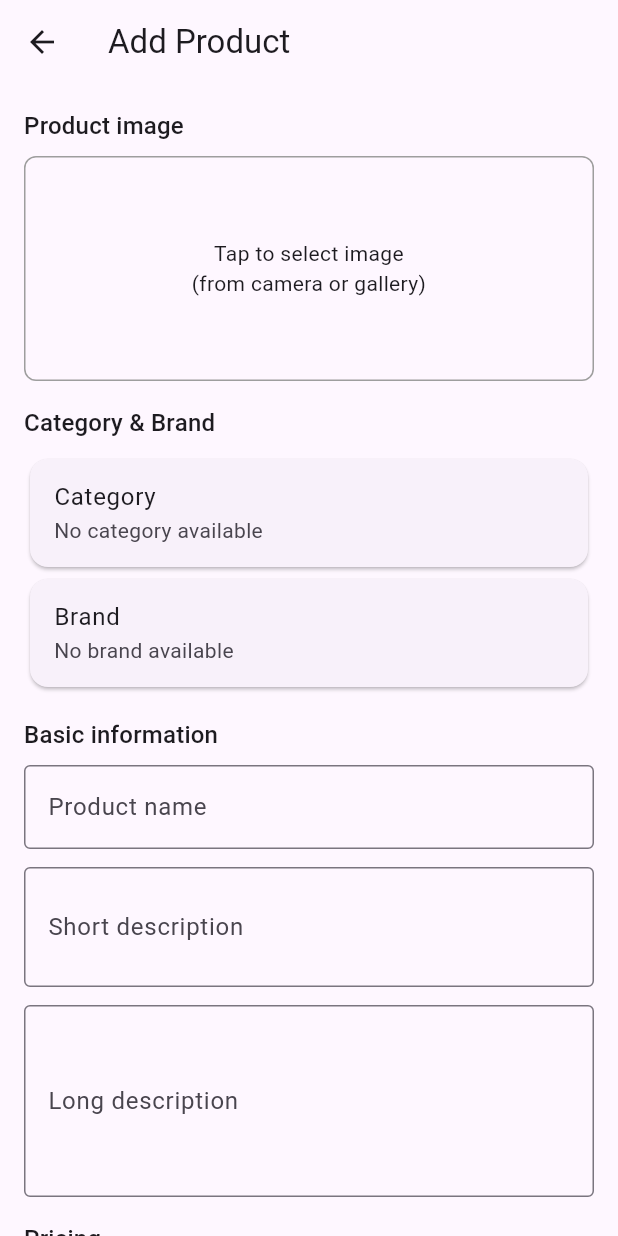
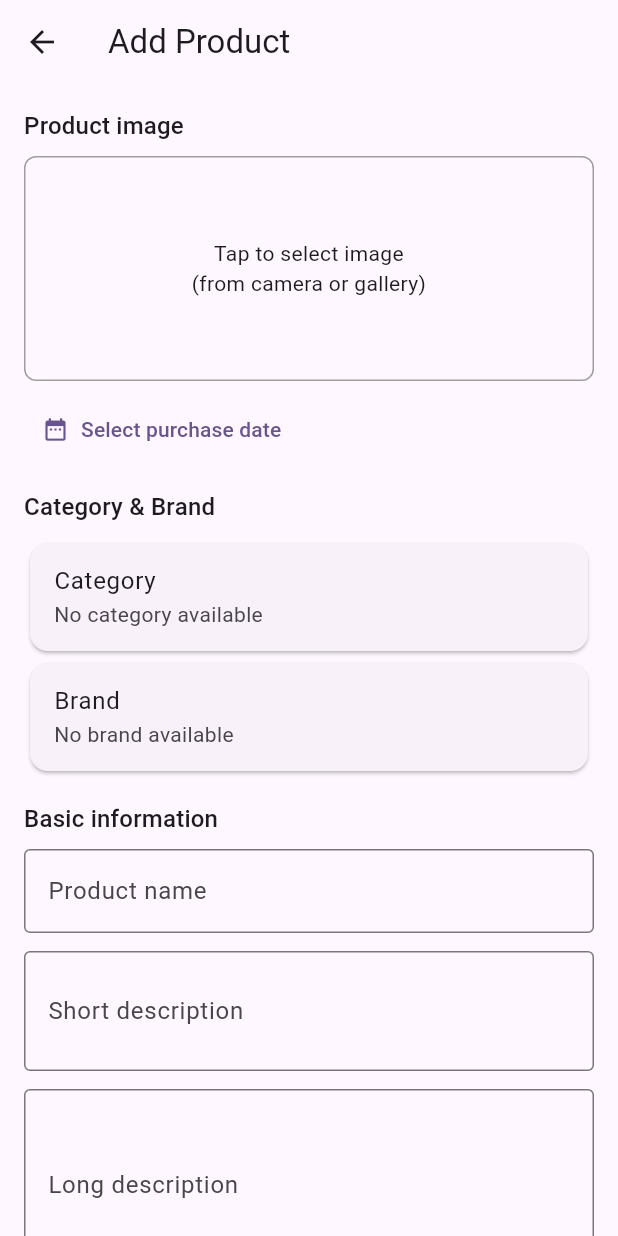
Before and after one commit to arrahman10/ecommerce-admin-app, a Flutter app: the AddProductPage screen opened by its route, on a phone screen of 412 x 824 dp. Run offline on Flutter 3.47's test engine with Material 3 defaults, Android fonts, the phone set to English and light mode, and no system bars; our stand-ins replace cloud_firestore, firebase_auth, firebase_core, firebase_storage, flutter_easyloading, freezed_annotation and 2 more; accounts and stored records are empty; network calls fail.

Commit message:
feat: add purchase date field to product
- Add productFieldPurchaseDate constant and purchaseDate property in Product model with TimestampConverter
- Extend ProductProvider.addProductWithImage to accept an optional purchaseDate parameter when creating Product
- Add _selectedPurchaseDate state, date picker helper, and "Select purchase date" UI under image section in AddProductPage
- Pass purchaseDate from AddProductPage to ProductProvider on submit and reset it when the form is cleared

```diff
--- a/lib/models/product.dart
+++ b/lib/models/product.dart
@@ -8,38 +8,45 @@ part 'product.g.dart';
 const String collectionProduct = 'Products';
 
 const String productFieldId = 'id';
-const String productFieldName = 'name';
-const String productFieldShortDescription = 'shortDescription';
-const String productFieldLongDescription = 'longDescription';
+const String productFieldImageUrl = 'imageUrl';
+const String productFieldThumbnailUrl = 'thumbnailUrl';
+const String productFieldPurchaseDate = 'purchaseDate';
 const String productFieldCategoryId = 'categoryId';
 const String productFieldCategoryName = 'categoryName';
 const String productFieldBrandId = 'brandId';
 const String productFieldBrandName = 'brandName';
+const String productFieldName = 'name';
+const String productFieldShortDescription = 'shortDescription';
+const String productFieldLongDescription = 'longDescription';
 const String productFieldPurchasePrice = 'purchasePrice';
 const String productFieldSalePrice = 'salePrice';
 const String productFieldStock = 'stock';
 const String productFieldDiscount = 'discount';
-const String productFieldImageUrl = 'imageUrl';
-const String productFieldThumbnailUrl = 'thumbnailUrl';
 const String productFieldCreatedAt = 'createdAt';
 
 @freezed
 class Product with _$Product {
   const factory Product({
     @JsonKey(name: productFieldId) String? id,
-    @JsonKey(name: productFieldName) required String name,
-    @JsonKey(name: productFieldShortDescription) String? shortDescription,
-    @JsonKey(name: productFieldLongDescription) String? longDescription,
+    @JsonKey(name: productFieldImageUrl) String? imageUrl,
+    @JsonKey(name: productFieldThumbnailUrl) String? thumbnailUrl,
+
+    @TimestampConverter()
+    @JsonKey(name: productFieldPurchaseDate)
+    DateTime? purchaseDate,
+
     @JsonKey(name: productFieldCategoryId) required String categoryId,
     @JsonKey(name: productFieldCategoryName) required String categoryName,
     @JsonKey(name: productFieldBrandId) required String brandId,
     @JsonKey(name: productFieldBrandName) required String brandName,
+    @JsonKey(name: productFieldName) required String name,
+    @JsonKey(name: productFieldShortDescription) String? shortDescription,
+    @JsonKey(name: productFieldLongDescription) String? longDescription,
     @JsonKey(name: productFieldPurchasePrice) required double purchasePrice,
     @JsonKey(name: productFieldSalePrice) required double salePrice,
     @JsonKey(name: productFieldStock) @Default(0) int stock,
     @JsonKey(name: productFieldDiscount) @Default(0.0) double discount,
-    @JsonKey(name: productFieldImageUrl) String? imageUrl,
-    @JsonKey(name: productFieldThumbnailUrl) String? thumbnailUrl,
+
     @TimestampConverter()
     @JsonKey(name: productFieldCreatedAt)
     DateTime? createdAt,
--- a/lib/pages/products/add_product_page.dart
+++ b/lib/pages/products/add_product_page.dart
@@ -43,6 +43,7 @@ class _AddProductPageState extends State<AddProductPage> {
 
   final ImagePicker _picker = ImagePicker();
   XFile? _pickedImageFile;
+  DateTime? _selectedPurchaseDate;
   bool _isSaving = false;
 
   String? _validateRequiredDouble(String? value, String fieldLabel) {
@@ -144,6 +145,19 @@ class _AddProductPageState extends State<AddProductPage> {
                   ),
           ),
         ),
+        const SizedBox(height: 8),
+        Align(
+          alignment: Alignment.centerLeft,
+          child: TextButton.icon(
+            onPressed: _pickPurchaseDate,
+            icon: const Icon(Icons.date_range),
+            label: Text(
+              _selectedPurchaseDate == null
+                  ? 'Select purchase date'
+                  : _formatDate(_selectedPurchaseDate!),
+            ),
+          ),
+        ),
       ],
     );
   }
@@ -193,6 +207,29 @@ class _AddProductPageState extends State<AddProductPage> {
         _pickedImageFile = picked;
       });
     }
+  }
+
+  Future<void> _pickPurchaseDate() async {
+    final DateTime now = DateTime.now();
+    final DateTime? picked = await showDatePicker(
+      context: context,
+      initialDate: _selectedPurchaseDate ?? now,
+      firstDate: DateTime(now.year - 5),
+      lastDate: DateTime(now.year + 5),
+    );
+
+    if (picked != null && mounted) {
+      setState(() {
+        _selectedPurchaseDate = picked;
+      });
+    }
+  }
+
+  String _formatDate(DateTime date) {
+    final String day = date.day.toString().padLeft(2, '0');
+    final String month = date.month.toString().padLeft(2, '0');
+    final String year = date.year.toString();
+    return '$day/$month/$year';
   }
 
   // Category + Brand section
@@ -494,6 +531,8 @@ class _AddProductPageState extends State<AddProductPage> {
       await productProvider.addProductWithImage(
         imageFile: File(_pickedImageFile!.path),
 
+        purchaseDate: _selectedPurchaseDate,
+
         category: _selectedCategory!,
         brand: _selectedBrand!,
 
@@ -503,8 +542,8 @@ class _AddProductPageState extends State<AddProductPage> {
 
         purchasePrice: purchasePrice,
         salePrice: salePrice,
+        stock: stock,
         discount: discount,
-        stock: stock,
       );
 
       if (!mounted) return;
@@ -541,9 +580,10 @@ class _AddProductPageState extends State<AddProductPage> {
     _discountController.clear();
 
     setState(() {
+      _pickedImageFile = null;
+      _selectedPurchaseDate = null;
       _selectedCategory = null;
       _selectedBrand = null;
-      _pickedImageFile = null;
     });
   }
 }
--- a/lib/providers/product_provider.dart
+++ b/lib/providers/product_provider.dart
@@ -17,6 +17,7 @@ class ProductProvider with ChangeNotifier {
 
   Future<void> addProductWithImage({
     required File imageFile,
+    DateTime? purchaseDate,
     required Category category,
     required Brand brand,
     required String name,
@@ -34,6 +35,8 @@ class ProductProvider with ChangeNotifier {
     final Product product = Product(
       imageUrl: thumbnail.downloadUrl,
       thumbnailUrl: thumbnail.downloadUrl,
+
+      purchaseDate: purchaseDate ?? DateTime.now(),
 
       categoryId: category.id ?? '',
       categoryName: category.name,
```
Also changed, not shown: lib/models/product.freezed.dart, lib/models/product.g.dart.
